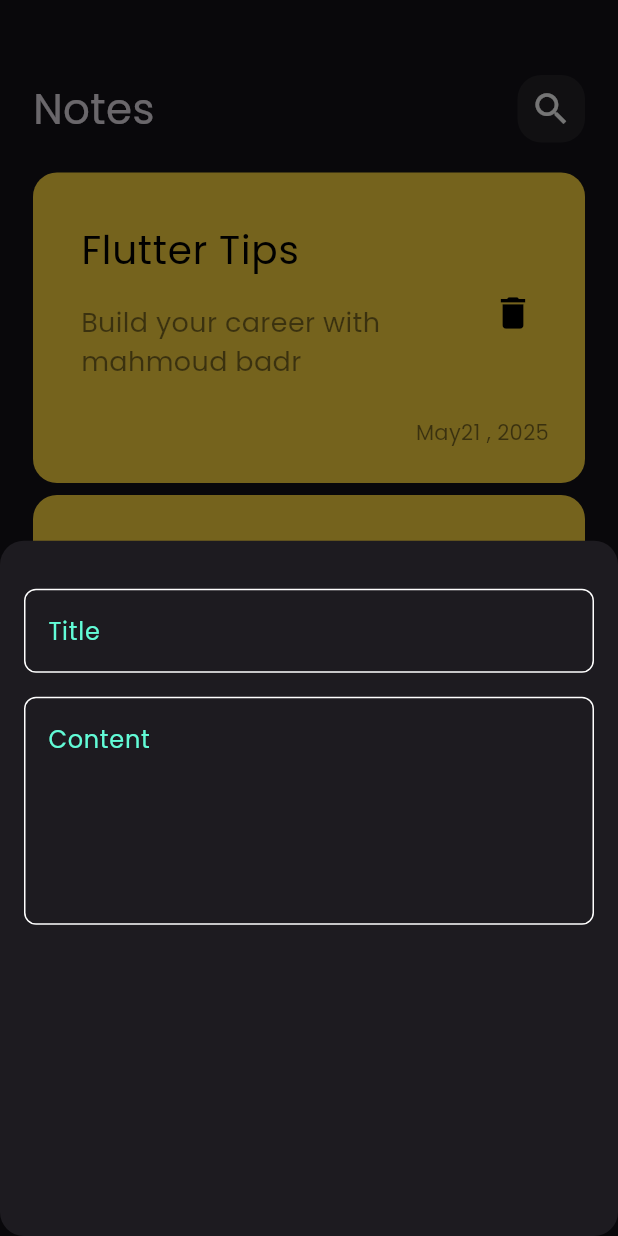
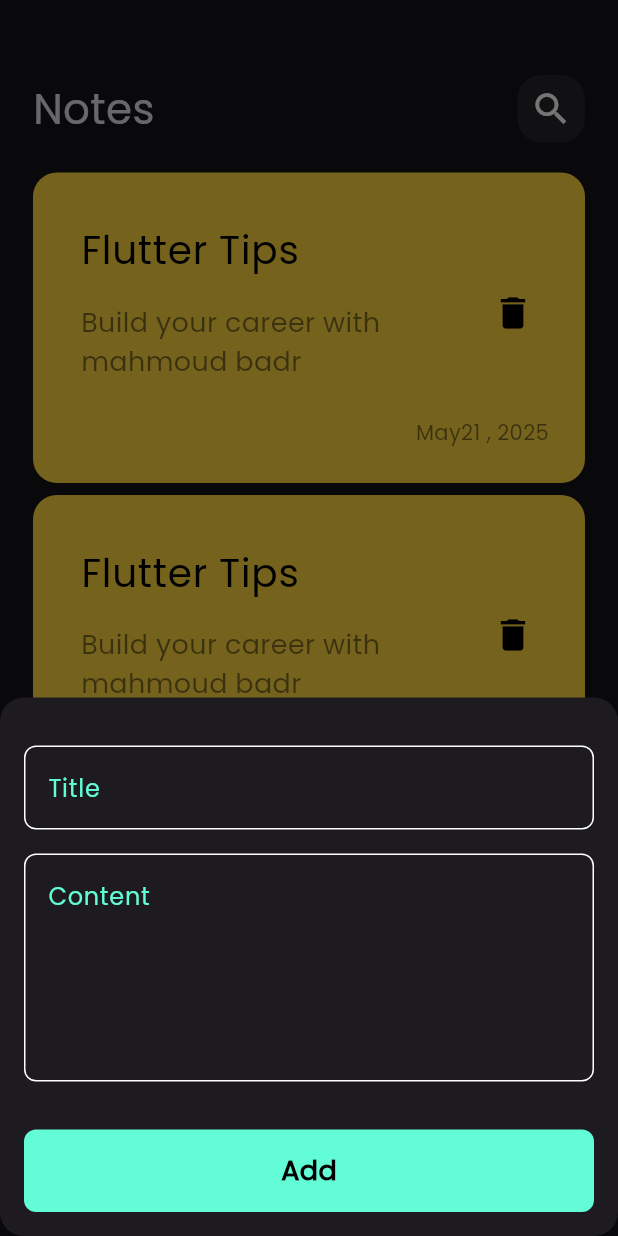
Before and after one commit to mahmoudbadr2/new-note-app-, a Flutter app: the screen it shows after launch, after a tap on the "add" icon, on a phone screen of 412 x 824 dp. Run offline on Flutter 3.47's test engine with Material 3 defaults, Android fonts, the phone set to English and light mode, and no system bars.

Commit message:
finish notes bottom sheet

```diff
--- a/lib/views/widges/add_note_bottom_sheet.dart
+++ b/lib/views/widges/add_note_bottom_sheet.dart
@@ -1,4 +1,5 @@
 import 'package:flutter/material.dart';
+import 'package:note_app/views/widges/custom_bottom.dart';
 import 'package:note_app/views/widges/custom_text_field.dart';
 
 class AddNoteBottomSheet extends StatelessWidget {
@@ -8,13 +9,18 @@ class AddNoteBottomSheet extends StatelessWidget {
   Widget build(BuildContext context) {
     return Padding(
       padding: const EdgeInsets.symmetric(horizontal: 16),
+      child: SingleChildScrollView(
         child: Column(
           children: const [
             SizedBox(height: 32),
             CustomTextField(hint: 'Title'),
             SizedBox(height: 16),
             CustomTextField(hint: 'Content', maxLine: 5),
+            SizedBox(height: 32),
+            CustomBottom(),
+            SizedBox(height: 16),
           ],
+        ),
       ),
     );
   }
--- /dev/null
+++ b/lib/views/widges/custom_bottom.dart
@@ -0,0 +1,28 @@
+import 'package:flutter/material.dart';
+import 'package:note_app/constants.dart';
+
+class CustomBottom extends StatelessWidget {
+  const CustomBottom({super.key});
+
+  @override
+  Widget build(BuildContext context) {
+    return Container(
+      width: MediaQuery.of(context).size.width,
+      height: 55,
+      decoration: BoxDecoration(
+        color: KPrimaryColor,
+        borderRadius: BorderRadius.circular(8),
+      ),
+      child: const Center(
+        child: Text(
+          'Add',
+          style: TextStyle(
+            color: Colors.black,
+            fontSize: 18,
+            fontWeight: FontWeight.w600,
+          ),
+        ),
+      ),
+    );
+  }
+}
```
Lines whose indentation alone changed are shown as unchanged.
